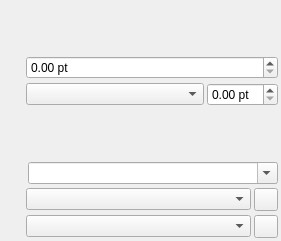
First picture: the form in scribus/ui/propertywidget_textbase.ui, repository scribusproject/scribus, before the edit.
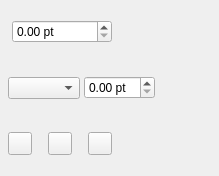
Second picture: the form after the edit. Custom widgets are drawn as their Qt base class.

Commit message: #17285: Indigo UI: Text Properties Palette Redesign (+Style Manager Adjustments) <Martin Reininger>

Diff of the .ui file:
```diff
--- a/scribus/ui/propertywidget_textbase.ui
+++ b/scribus/ui/propertywidget_textbase.ui
@@ -6,8 +6,8 @@
    <rect>
     <x>0</x>
     <y>0</y>
-    <width>281</width>
-    <height>241</height>
+    <width>219</width>
+    <height>176</height>
    </rect>
   </property>
   <property name="windowTitle">
@@ -15,162 +15,180 @@
   </property>
   <layout class="QVBoxLayout" name="verticalLayout">
    <property name="spacing">
-    <number>4</number>
+    <number>8</number>
    </property>
    <property name="leftMargin">
-    <number>3</number>
+    <number>8</number>
    </property>
    <property name="topMargin">
-    <number>3</number>
+    <number>8</number>
    </property>
    <property name="rightMargin">
-    <number>3</number>
+    <number>8</number>
    </property>
    <property name="bottomMargin">
-    <number>3</number>
+    <number>8</number>
    </property>
    <item>
-    <widget class="FontComboH" name="fonts" native="true"/>
-   </item>
-   <item>
-    <layout class="QHBoxLayout" name="horizontalLayout">
+    <layout class="QHBoxLayout" name="horizontalLayout_7">
      <property name="spacing">
-      <number>3</number>
+      <number>4</number>
      </property>
      <item>
-      <widget class="QLabel" name="fontSizeLabel">
-       <property name="minimumSize">
-        <size>
-         <width>20</width>
-         <height>0</height>
-        </size>
-       </property>
-       <property name="maximumSize">
-        <size>
-         <width>22</width>
-         <height>22</height>
-        </size>
-       </property>
-       <property name="text">
-        <string/>
-       </property>
-       <property name="alignment">
-        <set>Qt::AlignLeading|Qt::AlignLeft|Qt::AlignVCenter</set>
-       </property>
-      </widget>
+      <widget class="FontComboH" name="fonts" native="true"/>
      </item>
      <item>
-      <widget class="ScrSpinBox" name="fontSize">
+      <widget class="FormWidget" name="labelFontSize">
        <property name="sizePolicy">
-        <sizepolicy hsizetype="MinimumExpanding" vsizetype="Fixed">
+        <sizepolicy hsizetype="Preferred" vsizetype="Minimum">
          <horstretch>0</horstretch>
          <verstretch>0</verstretch>
         </sizepolicy>
        </property>
-       <property name="toolTip">
+       <property name="label" stdset="0">
         <string>Font Size</string>
        </property>
-       <property name="suffix">
-        <string> pt</string>
-       </property>
+       <layout class="QHBoxLayout" name="horizontalLayout_9">
+        <property name="leftMargin">
+         <number>0</number>
+        </property>
+        <property name="topMargin">
+         <number>0</number>
+        </property>
+        <property name="rightMargin">
+         <number>0</number>
+        </property>
+        <property name="bottomMargin">
+         <number>0</number>
+        </property>
+        <item>
+         <widget class="ScrSpinBox" name="fontSize">
+          <property name="sizePolicy">
+           <sizepolicy hsizetype="MinimumExpanding" vsizetype="Fixed">
+            <horstretch>0</horstretch>
+            <verstretch>0</verstretch>
+           </sizepolicy>
+          </property>
+          <property name="toolTip">
+           <string>Font Size</string>
+          </property>
+          <property name="suffix">
+           <string> pt</string>
+          </property>
+         </widget>
+        </item>
+       </layout>
       </widget>
      </item>
+     <item>
+      <spacer name="horizontalSpacer_10">
+       <property name="orientation">
+        <enum>Qt::Orientation::Horizontal</enum>
+       </property>
+       <property name="sizeHint" stdset="0">
+        <size>
+         <width>0</width>
+         <height>0</height>
+        </size>
+       </property>
+      </spacer>
+     </item>
     </layout>
    </item>
    <item>
-    <layout class="QHBoxLayout" name="horizontalLayout_2">
+    <layout class="QHBoxLayout" name="horizontalLayout_2" stretch="0,0,1">
      <property name="spacing">
-      <number>3</number>
+      <number>4</number>
      </property>
      <item>
-      <widget class="QLabel" name="lineSpacingLabel">
-       <property name="minimumSize">
-        <size>
-         <width>20</width>
-         <height>0</height>
-        </size>
-       </property>
-       <property name="maximumSize">
-        <size>
-         <width>22</width>
-         <height>22</height>
-        </size>
-       </property>
-       <property name="text">
-        <string/>
-       </property>
-      </widget>
-     </item>
-     <item>
-      <widget class="QComboBox" name="lineSpacingModeCombo">
+      <widget class="FormWidget" name="labelLineSpacing">
        <property name="sizePolicy">
-        <sizepolicy hsizetype="MinimumExpanding" vsizetype="Fixed">
+        <sizepolicy hsizetype="Preferred" vsizetype="Minimum">
          <horstretch>0</horstretch>
          <verstretch>0</verstretch>
         </sizepolicy>
        </property>
-       <property name="toolTip">
-        <string>Select the line spacing mode</string>
-       </property>
-      </widget>
-     </item>
-     <item>
-      <widget class="ScrSpinBox" name="lineSpacing">
-       <property name="sizePolicy">
-        <sizepolicy hsizetype="Preferred" vsizetype="Fixed">
-         <horstretch>0</horstretch>
-         <verstretch>0</verstretch>
-        </sizepolicy>
-       </property>
-       <property name="toolTip">
+       <property name="label" stdset="0">
         <string>Line Spacing</string>
        </property>
-       <property name="suffix">
-        <string> pt</string>
-       </property>
+       <layout class="QHBoxLayout" name="horizontalLayout_8">
+        <property name="spacing">
+         <number>4</number>
+        </property>
+        <property name="leftMargin">
+         <number>0</number>
+        </property>
+        <property name="topMargin">
+         <number>0</number>
+        </property>
+        <property name="rightMargin">
+         <number>0</number>
+        </property>
+        <property name="bottomMargin">
+         <number>0</number>
+        </property>
+        <item>
+         <widget class="QComboBox" name="lineSpacingModeCombo">
+          <property name="sizePolicy">
+           <sizepolicy hsizetype="MinimumExpanding" vsizetype="Fixed">
+            <horstretch>0</horstretch>
+            <verstretch>0</verstretch>
+           </sizepolicy>
+          </property>
+          <property name="toolTip">
+           <string>Select the line spacing mode</string>
+          </property>
+         </widget>
+        </item>
+       </layout>
       </widget>
      </item>
-    </layout>
-   </item>
-   <item>
-    <layout class="QHBoxLayout" name="horizontalLayout_5">
-     <property name="spacing">
-      <number>3</number>
-     </property>
      <item>
-      <widget class="QLabel" name="textAlignmentLabel">
-       <property name="minimumSize">
-        <size>
-         <width>20</width>
-         <height>0</height>
-        </size>
+      <widget class="FormWidget" name="labelLineHeight">
+       <property name="sizePolicy">
+        <sizepolicy hsizetype="Preferred" vsizetype="Minimum">
+         <horstretch>0</horstretch>
+         <verstretch>0</verstretch>
+        </sizepolicy>
        </property>
-       <property name="maximumSize">
-        <size>
-         <width>22</width>
-         <height>22</height>
-        </size>
+       <property name="label" stdset="0">
+        <string>Line Height</string>
        </property>
-       <property name="text">
-        <string/>
-       </property>
+       <layout class="QHBoxLayout" name="horizontalLayout_14">
+        <property name="leftMargin">
+         <number>0</number>
+        </property>
+        <property name="topMargin">
+         <number>0</number>
+        </property>
+        <property name="rightMargin">
+         <number>0</number>
+        </property>
+        <property name="bottomMargin">
+         <number>0</number>
+        </property>
+        <item>
+         <widget class="ScrSpinBox" name="lineSpacing">
+          <property name="toolTip">
+           <string>Line Spacing</string>
+          </property>
+          <property name="suffix">
+           <string> pt</string>
+          </property>
+         </widget>
+        </item>
+       </layout>
       </widget>
      </item>
      <item>
-      <widget class="AlignSelect" name="textAlignment" native="true"/>
-     </item>
-     <item alignment="Qt::AlignLeft">
-      <widget class="DirectionSelect" name="textDirection" native="true"/>
-     </item>
-     <item>
-      <spacer name="horizontalSpacer_2">
+      <spacer name="horizontalSpacer_5">
        <property name="orientation">
-        <enum>Qt::Horizontal</enum>
+        <enum>Qt::Orientation::Horizontal</enum>
        </property>
        <property name="sizeHint" stdset="0">
         <size>
-         <width>40</width>
-         <height>20</height>
+         <width>0</width>
+         <height>0</height>
         </size>
        </property>
       </spacer>
@@ -178,148 +196,141 @@
     </layout>
    </item>
    <item>
-    <layout class="QHBoxLayout" name="horizontalLayout_6">
+    <layout class="QHBoxLayout" name="horizontalLayout_6" stretch="0,0,0,1">
      <property name="spacing">
-      <number>3</number>
+      <number>16</number>
      </property>
      <item>
-      <widget class="QLabel" name="langLabel">
-       <property name="minimumSize">
-        <size>
-         <width>20</width>
-         <height>0</height>
-        </size>
-       </property>
-       <property name="maximumSize">
-        <size>
-         <width>22</width>
-         <height>22</height>
-        </size>
-       </property>
-       <property name="text">
-        <string/>
-       </property>
-      </widget>
-     </item>
-     <item>
-      <widget class="QComboBox" name="langCombo">
+      <widget class="FormWidget" name="labelTextColor">
        <property name="sizePolicy">
-        <sizepolicy hsizetype="Minimum" vsizetype="Fixed">
+        <sizepolicy hsizetype="Preferred" vsizetype="Minimum">
          <horstretch>0</horstretch>
          <verstretch>0</verstretch>
         </sizepolicy>
        </property>
-       <property name="toolTip">
-        <string>Text Language</string>
+       <property name="label" stdset="0">
+        <string>Color</string>
        </property>
-       <property name="editable">
-        <bool>true</bool>
-       </property>
+       <layout class="QHBoxLayout" name="horizontalLayout_4">
+        <property name="leftMargin">
+         <number>0</number>
+        </property>
+        <property name="topMargin">
+         <number>0</number>
+        </property>
+        <property name="rightMargin">
+         <number>0</number>
+        </property>
+        <property name="bottomMargin">
+         <number>0</number>
+        </property>
+        <item>
+         <widget class="ColorButton" name="buttonTextColor">
+          <property name="text">
+           <string/>
+          </property>
+         </widget>
+        </item>
+       </layout>
       </widget>
      </item>
-    </layout>
-   </item>
-   <item>
-    <layout class="QHBoxLayout" name="horizontalLayout_3">
-     <property name="spacing">
-      <number>3</number>
-     </property>
      <item>
-      <widget class="QLabel" name="paraStyleLabel">
-       <property name="minimumSize">
-        <size>
-         <width>20</width>
-         <height>0</height>
-        </size>
-       </property>
-       <property name="maximumSize">
-        <size>
-         <width>22</width>
-         <height>22</height>
-        </size>
-       </property>
-       <property name="text">
-        <string/>
-       </property>
-      </widget>
-     </item>
-     <item>
-      <widget class="ParaStyleComboBox" name="paraStyleCombo">
+      <widget class="FormWidget" name="labelBackgroundColor">
        <property name="sizePolicy">
-        <sizepolicy hsizetype="MinimumExpanding" vsizetype="Fixed">
+        <sizepolicy hsizetype="Preferred" vsizetype="Minimum">
          <horstretch>0</horstretch>
          <verstretch>0</verstretch>
         </sizepolicy>
        </property>
-       <property name="toolTip">
-        <string>Paragraph style of currently selected text or paragraph</string>
+       <property name="label" stdset="0">
+        <string>Background</string>
        </property>
+       <layout class="QHBoxLayout" name="horizontalLayout_3">
+        <property name="leftMargin">
+         <number>0</number>
+        </property>
+        <property name="topMargin">
+         <number>0</number>
+        </property>
+        <property name="rightMargin">
+         <number>0</number>
+        </property>
+        <property name="bottomMargin">
+         <number>0</number>
+        </property>
+        <item>
+         <widget class="ColorButton" name="buttonBackgroundColor">
+          <property name="text">
+           <string/>
+          </property>
+         </widget>
+        </item>
+       </layout>
       </widget>
      </item>
      <item>
-      <widget class="QToolButton" name="paraStyleClear">
-       <property name="toolTip">
-        <string>Remove Direct Paragraph Formatting</string>
-       </property>
-       <property name="text">
-        <string/>
-       </property>
-      </widget>
-     </item>
-    </layout>
-   </item>
-   <item>
-    <layout class="QHBoxLayout" name="horizontalLayout_4">
-     <property name="spacing">
-      <number>3</number>
-     </property>
-     <item>
-      <widget class="QLabel" name="charStyleLabel">
-       <property name="minimumSize">
-        <size>
-         <width>20</width>
-         <height>0</height>
-        </size>
-       </property>
-       <property name="maximumSize">
-        <size>
-         <width>22</width>
-         <height>22</height>
-        </size>
-       </property>
-       <property name="text">
-        <string/>
-       </property>
-      </widget>
-     </item>
-     <item>
-      <widget class="CharStyleComboBox" name="charStyleCombo">
+      <widget class="FormWidget" name="labelStrokeColor">
        <property name="sizePolicy">
-        <sizepolicy hsizetype="MinimumExpanding" vsizetype="Fixed">
+        <sizepolicy hsizetype="Preferred" vsizetype="Minimum">
          <horstretch>0</horstretch>
          <verstretch>0</verstretch>
         </sizepolicy>
        </property>
-       <property name="toolTip">
-        <string>Character style of currently selected text or paragraph</string>
+       <property name="label" stdset="0">
+        <string>Stroke</string>
        </property>
+       <layout class="QHBoxLayout" name="horizontalLayout">
+        <property name="leftMargin">
+         <number>0</number>
+        </property>
+        <property name="topMargin">
+         <number>0</number>
+        </property>
+        <property name="rightMargin">
+         <number>0</number>
+        </property>
+        <property name="bottomMargin">
+         <number>0</number>
+        </property>
+        <item>
+         <widget class="ColorButton" name="buttonStrokeColor">
+          <property name="text">
+           <string/>
+          </property>
+         </widget>
+        </item>
+       </layout>
       </widget>
      </item>
      <item>
-      <widget class="QToolButton" name="charStyleClear">
-       <property name="toolTip">
-        <string>Remove Direct Character Formatting</string>
+      <spacer name="horizontalSpacer_4">
+       <property name="orientation">
+        <enum>Qt::Orientation::Horizontal</enum>
        </property>
-       <property name="text">
-        <string/>
+       <property name="sizeHint" stdset="0">
+        <size>
+         <width>0</width>
+         <height>0</height>
+        </size>
        </property>
-      </widget>
+      </spacer>
      </item>
     </layout>
    </item>
   </layout>
  </widget>
  <customwidgets>
+  <customwidget>
+   <class>FormWidget</class>
+   <extends>QWidget</extends>
+   <header>ui/widgets/form_widget.h</header>
+   <container>1</container>
+  </customwidget>
+  <customwidget>
+   <class>ColorButton</class>
+   <extends>QToolButton</extends>
+   <header>ui/widgets/color_button.h</header>
+  </customwidget>
   <customwidget>
    <class>ScrSpinBox</class>
    <extends>QDoubleSpinBox</extends>
@@ -331,28 +342,6 @@
    <header>ui/fontcombo.h</header>
    <container>1</container>
   </customwidget>
-  <customwidget>
-   <class>CharStyleComboBox</class>
-   <extends>QComboBox</extends>
-   <header>ui/stylecombos.h</header>
-  </customwidget>
-  <customwidget>
-   <class>ParaStyleComboBox</class>
-   <extends>QComboBox</extends>
-   <header>ui/stylecombos.h</header>
-  </customwidget>
-  <customwidget>
-   <class>AlignSelect</class>
-   <extends>QWidget</extends>
-   <header>ui/alignselect.h</header>
-   <container>1</container>
-  </customwidget>
-  <customwidget>
-   <class>DirectionSelect</class>
-   <extends>QWidget</extends>
-   <header>ui/directionselect.h</header>
-   <container>1</container>
-  </customwidget>
  </customwidgets>
  <resources/>
  <connections/>
```
Left out of the diff: 2 changed lines with no effect on the pictures. The commit also changes 90 other files.
